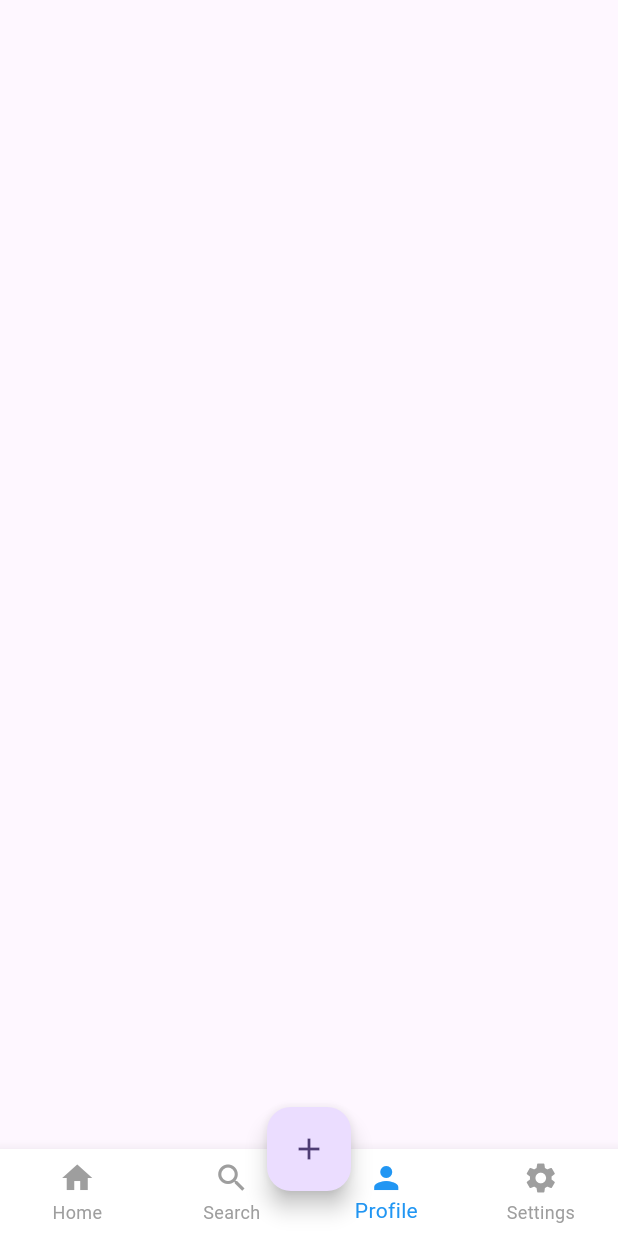
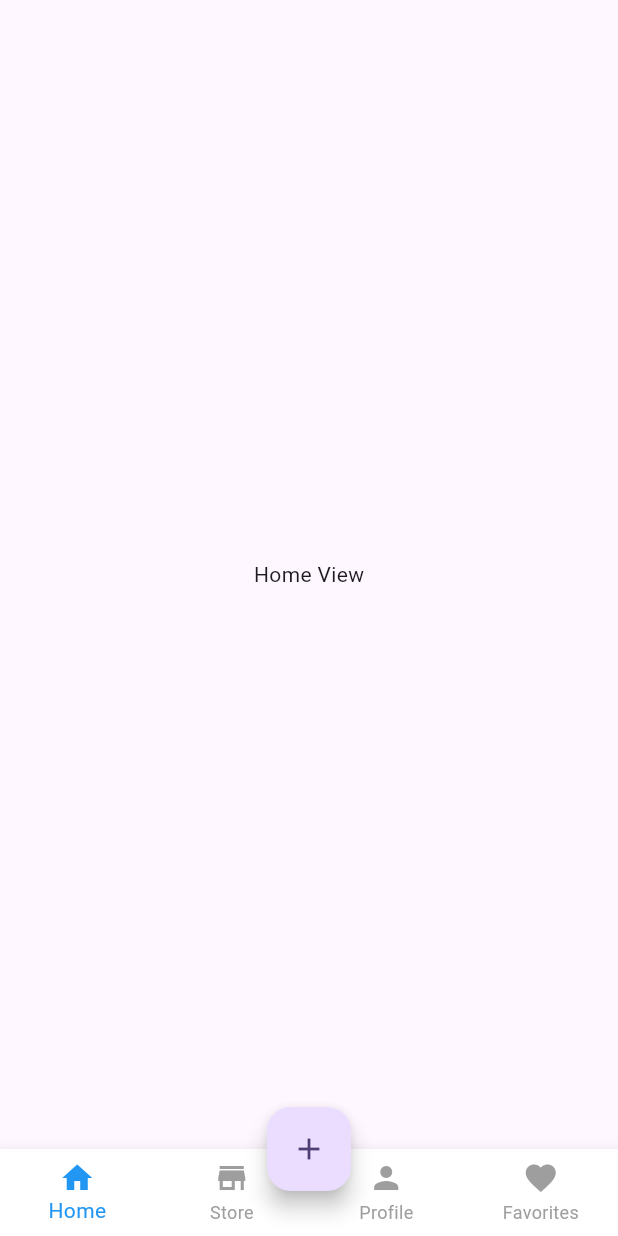
Before and after one commit to isafty/our_market, a Flutter app: the screen it shows after launch, after a tap on the "add" icon, on a phone screen of 412 x 824 dp. Run offline on Flutter 3.47's test engine with Material 3 defaults, Android fonts, the phone set to English and light mode, and no system bars; our stand-ins replace bloc, flutter_bloc.

```diff
--- /dev/null
+++ b/lib/view/home/logic/cubit/nav_bar_cubit.dart
@@ -0,0 +1,13 @@
+import 'package:bloc/bloc.dart';
+import 'package:meta/meta.dart';
+part 'nav_bar_state.dart';
+
+class NavBarCubit extends Cubit<NavBarState> {
+  NavBarCubit() : super(NavBarInitial());
+  int currentIndex = 0;
+
+  void changeNavBar(int index) {
+    currentIndex = index;
+    emit(NavBarChanged(index));
+  }
+}
--- /dev/null
+++ b/lib/view/home/logic/cubit/nav_bar_state.dart
@@ -0,0 +1,11 @@
+part of 'nav_bar_cubit.dart';
+
+@immutable
+sealed class NavBarState {}
+
+final class NavBarInitial extends NavBarState {}
+
+final class NavBarChanged extends NavBarState {
+  final int index;
+  NavBarChanged(this.index);
+}
--- /dev/null
+++ b/lib/view/home/ui/favorit_view.dart
@@ -0,0 +1,10 @@
+import 'package:flutter/material.dart';
+
+class FavoritView extends StatelessWidget {
+  const FavoritView({super.key});
+
+  @override
+  Widget build(BuildContext context) {
+    return const Center(child: Text('Favorit View'));
+  }
+}
--- /dev/null
+++ b/lib/view/home/ui/home_view.dart
@@ -0,0 +1,10 @@
+import 'package:flutter/material.dart';
+
+class HomeView extends StatelessWidget {
+  const HomeView({super.key});
+
+  @override
+  Widget build(BuildContext context) {
+    return const Center(child: Text('Home View'));
+  }
+}
--- a/lib/view/home/ui/nav_bar.dart
+++ b/lib/view/home/ui/nav_bar.dart
@@ -1,33 +1,66 @@
 import 'package:flutter/material.dart';
+import 'package:flutter_bloc/flutter_bloc.dart';
+import 'package:new_app_1/view/home/logic/cubit/nav_bar_cubit.dart';
+import 'package:new_app_1/view/home/ui/favorit_view.dart';
+import 'package:new_app_1/view/home/ui/home_view.dart';
+import 'package:new_app_1/view/home/ui/profile_view.dart';
+import 'package:new_app_1/view/home/ui/store_view.dart';
 
 class NavBar extends StatelessWidget {
   const NavBar({super.key});
+  final List<Widget> views = const [
+    HomeView(),
+    StoreView(),
+    ProfileView(),
+    FavoritView(),
+  ];
 
   @override
   Widget build(BuildContext context) {
+    return BlocProvider(
+      create: (context) => NavBarCubit(),
+      child: BlocBuilder<NavBarCubit, NavBarState>(
+        builder: (context, state) {
+          NavBarCubit cubit = context.read<NavBarCubit>();
+
           return Scaffold(
+            body: SafeArea(
+              child: views[cubit.currentIndex],
+            ), // Use currentIndex to select the view كنت ناسيها
             floatingActionButton: FloatingActionButton(
               onPressed: () {},
               child: Icon(Icons.add),
             ),
-      floatingActionButtonLocation: FloatingActionButtonLocation.centerDocked,
+            floatingActionButtonLocation:
+                FloatingActionButtonLocation.centerDocked,
             bottomNavigationBar: BottomNavigationBar(
               type: BottomNavigationBarType.fixed,
               backgroundColor: Colors.white,
               selectedItemColor: Colors.blue,
               unselectedItemColor: Colors.grey,
-        currentIndex: 2,
-        onTap: (index) {},
+              currentIndex: cubit.currentIndex,
+              onTap: (index) {
+                cubit.changeNavBar(index);
+              },
               items: [
                 BottomNavigationBarItem(icon: Icon(Icons.home), label: 'Home'),
-          BottomNavigationBarItem(icon: Icon(Icons.search), label: 'Search'),
-          BottomNavigationBarItem(icon: Icon(Icons.person), label: 'Profile'),
                 BottomNavigationBarItem(
-            icon: Icon(Icons.settings),
-            label: 'Settings',
+                  icon: Icon(Icons.store),
+                  label: 'Store',
+                ),
+                BottomNavigationBarItem(
+                  icon: Icon(Icons.person),
+                  label: 'Profile',
+                ),
+                BottomNavigationBarItem(
+                  icon: Icon(Icons.favorite),
+                  label: 'Favorites',
                 ),
               ],
             ),
           );
+        },
+      ),
+    );
   }
 }
--- /dev/null
+++ b/lib/view/home/ui/profile_view.dart
@@ -0,0 +1,10 @@
+import 'package:flutter/material.dart';
+
+class ProfileView extends StatelessWidget {
+  const ProfileView({super.key});
+
+  @override
+  Widget build(BuildContext context) {
+    return const Center(child: Text('Profile View'));
+  }
+}
--- /dev/null
+++ b/lib/view/home/ui/store_view.dart
@@ -0,0 +1,10 @@
+import 'package:flutter/material.dart';
+
+class StoreView extends StatelessWidget {
+  const StoreView({super.key});
+
+  @override
+  Widget build(BuildContext context) {
+    return const Center(child: Text('Store View'));
+  }
+}
--- a/pubspec.yaml
+++ b/pubspec.yaml
@@ -35,6 +35,8 @@ dependencies:
   # Use with the CupertinoIcons class for iOS style icons.
   cupertino_icons: ^1.0.8
   google_nav_bar: ^5.0.7
+  flutter_bloc: ^9.1.1
+
 
 dev_dependencies:
   flutter_test:
```
Also changed, not shown: pubspec.lock. Lines whose indentation alone changed are shown as unchanged.
